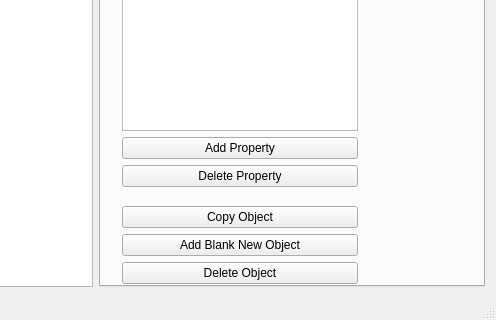
The window that level_editor/LevelEditor/mainwindow.ui (dmaulikr/Ballgame) describes before a commit, drawn with Qt 5; both pictures show x 304 to 800 and y 280 to 600 of the 800 by 600 pixel window.
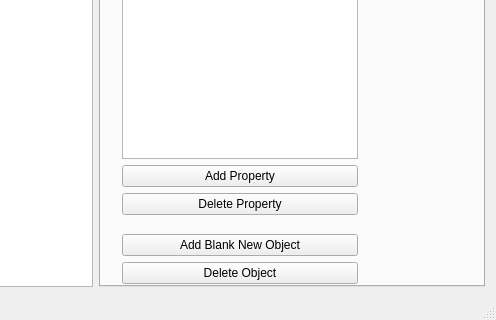
The same window after the commit. Custom widgets are drawn as their Qt base class.

The edit to the form file:
```diff
--- a/level_editor/LevelEditor/mainwindow.ui
+++ b/level_editor/LevelEditor/mainwindow.ui
@@ -98,13 +98,6 @@
              </property>
             </spacer>
            </item>
-           <item>
-            <widget class="QPushButton" name="pushButton_3">
-             <property name="text">
-              <string>Copy Object</string>
-             </property>
-            </widget>
-           </item>
            <item>
             <widget class="QPushButton" name="pushButton">
              <property name="text">
```
Left out of the diff: 39 changed lines with no effect on the pictures.
